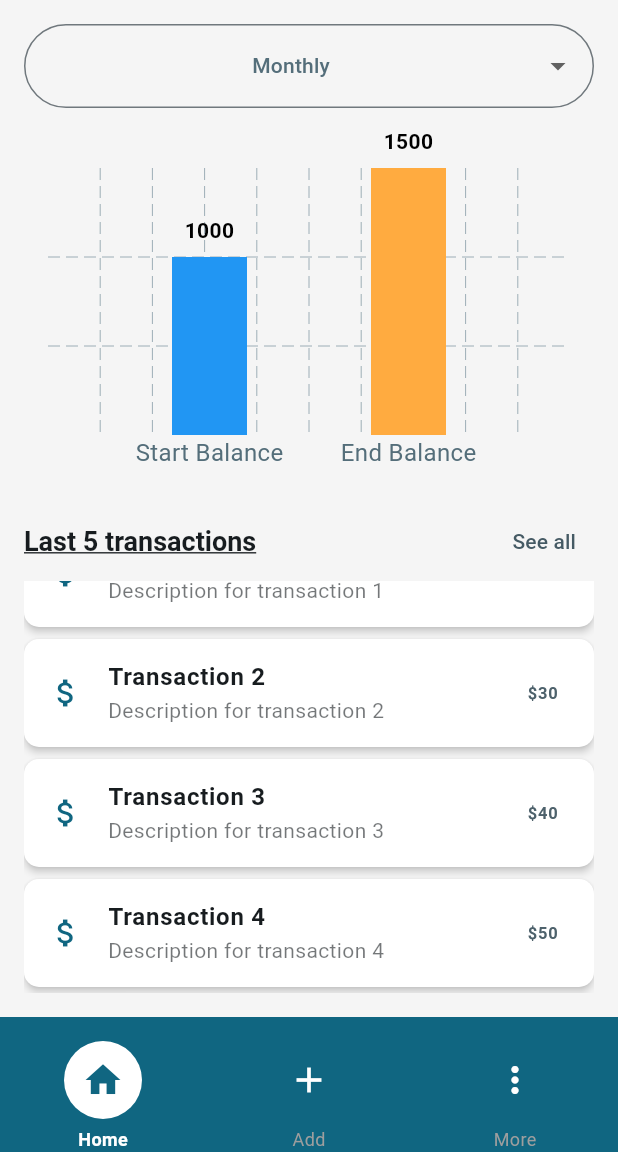
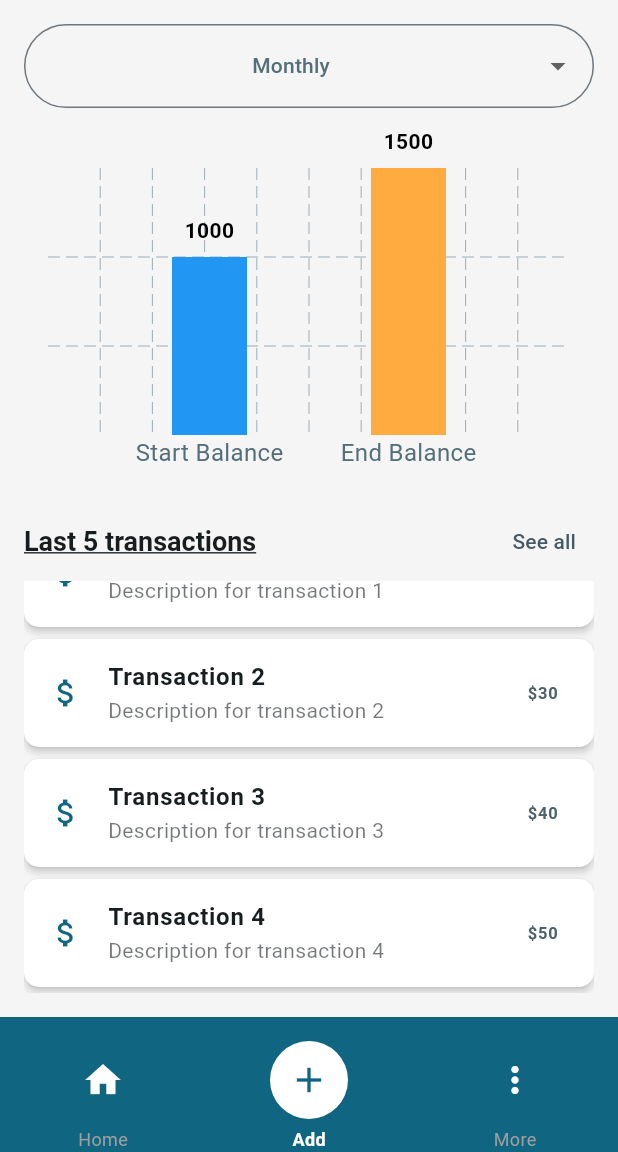
Before and after one commit to singhamjesh/spend_snap, a Flutter app: the screen it shows after launch, item 2 of the bottom bar chosen, scrolled down 125 dp, after a tap on "Cancel", on a phone screen of 412 x 824 dp, the part 84-1236 px from its top. Run offline on Flutter 3.47's test engine with Material 3 defaults, Android fonts, the light colour scheme and no system bars; drawn by our look-alikes of fl_chart; our stand-ins replace flutter_form_builder, permission_handler, sqflite_common_ffi; accounts and stored records are empty.

Commit message:
add sqllite3

```diff
--- a/lib/config/constants.dart
+++ b/lib/config/constants.dart
@@ -1,4 +1,12 @@
+import 'package:flutter/material.dart';
+
 class Constants {
   static const appName = "Spend Snap";
   static const appTitle = "Budget";
+
+  static final List<Map<String, dynamic>> bottomNavigationItems = [
+    {"icon": Icons.home, "label": "Home"},
+    {"icon": Icons.add, "label": "Add"},
+    {"icon": Icons.more_vert, "label": "More"},
+  ];
 }
--- a/lib/main.dart
+++ b/lib/main.dart
@@ -4,6 +4,7 @@
 import 'package:spend_snap/config/theme.dart';
 
 void main() {
+  WidgetsFlutterBinding.ensureInitialized();
   runApp(const SpendSnap());
 }
 
--- /dev/null
+++ b/lib/screens/transactions/form.dart
@@ -0,0 +1,83 @@
+import 'package:flutter/material.dart';
+
+class TransactionForm extends StatelessWidget {
+  const TransactionForm({super.key});
+
+  @override
+  Widget build(BuildContext context) {
+    return SafeArea(
+      child: Padding(
+        padding: EdgeInsets.only(
+          left: 16.0,
+          right: 16.0,
+          top: 16.0,
+          bottom: MediaQuery.of(context).viewInsets.bottom + 16.0,
+        ),
+        child: Column(
+          mainAxisSize: MainAxisSize.min, // Adjust height dynamically
+          crossAxisAlignment: CrossAxisAlignment.start,
+          children: <Widget>[
+            Center(
+              child: Container(
+                width: 50,
+                height: 5,
+                margin: const EdgeInsets.only(bottom: 16),
+                decoration: BoxDecoration(
+                  color: Colors.grey[300],
+                  borderRadius: BorderRadius.circular(10),
+                ),
+              ),
+            ),
+            const Text(
+              "Add New Transaction",
+              style: TextStyle(fontSize: 22, fontWeight: FontWeight.bold),
+            ),
+            const SizedBox(height: 20),
+            TextField(
+              decoration: InputDecoration(
+                labelText: "Title",
+                border: OutlineInputBorder(
+                  borderRadius: BorderRadius.circular(10.0),
+                ),
+              ),
+            ),
+            const SizedBox(height: 16),
+            TextField(
+              decoration: InputDecoration(
+                labelText: "Amount",
+                border: OutlineInputBorder(
+                  borderRadius: BorderRadius.circular(10.0),
+                ),
+              ),
+              keyboardType: TextInputType.number,
+            ),
+            const SizedBox(height: 24),
+            Row(
+              mainAxisAlignment: MainAxisAlignment.spaceBetween,
+              children: [
+                Expanded(
+                  child: TextButton(
+                    onPressed: () {
+                      Navigator.of(context).pop();
+                    },
+                    child: const Text("Cancel"),
+                  ),
+                ),
+                const SizedBox(width: 10),
+                Expanded(
+                  child: ElevatedButton(
+                    onPressed: () {
+                      // Handle adding transaction logic here
+                      Navigator.of(context).pop();
+                    },
+                    child: const Text("Add"),
+                  ),
+                ),
+              ],
+            ),
+          ],
+        ),
+      ),
+    );
+  }
+}
--- a/lib/widgets/navigation_bar.dart
+++ b/lib/widgets/navigation_bar.dart
@@ -1,4 +1,6 @@
 import 'package:flutter/material.dart';
+import 'package:spend_snap/config/constants.dart';
+import 'package:spend_snap/screens/transactions/form.dart';
 
 class BottomNavigation extends StatefulWidget {
   const BottomNavigation({super.key});
@@ -66,86 +68,7 @@
       ),
       isScrollControlled: true,
       builder: (BuildContext context) {
-        return SafeArea(
-          child: Padding(
-            padding: EdgeInsets.only(
-              left: 16.0,
-              right: 16.0,
-              top: 16.0,
-              bottom: MediaQuery.of(context).viewInsets.bottom + 16.0,
-            ),
-            child: Column(
-              mainAxisSize: MainAxisSize.min, // Adjust height dynamically
-              crossAxisAlignment: CrossAxisAlignment.start,
-              children: <Widget>[
-                Center(
-                  child: Container(
-                    width: 50,
-                    height: 5,
-                    margin: const EdgeInsets.only(bottom: 16),
-                    decoration: BoxDecoration(
-                      color: Colors.grey[300],
-                      borderRadius: BorderRadius.circular(10),
-                    ),
-                  ),
-                ),
-                const Text(
-                  "Add New Transaction",
-                  style: TextStyle(fontSize: 22, fontWeight: FontWeight.bold),
-                ),
-                const SizedBox(height: 20),
-                TextField(
-                  decoration: InputDecoration(
-                    labelText: "Title",
-                    border: OutlineInputBorder(
-                      borderRadius: BorderRadius.circular(10.0),
-                    ),
-                  ),
-                ),
-                const SizedBox(height: 16),
-                TextField(
-                  decoration: InputDecoration(
-                    labelText: "Amount",
-                    border: OutlineInputBorder(
-                      borderRadius: BorderRadius.circular(10.0),
-                    ),
-                  ),
-                  keyboardType: TextInputType.number,
-                ),
-                const SizedBox(height: 24),
-                Row(
-                  mainAxisAlignment: MainAxisAlignment.spaceBetween,
-                  children: [
-                    Expanded(
-                      child: TextButton(
-                        onPressed: () {
-                          Navigator.of(context).pop();
-                          setState(() {
-                            _selectedIndex = -1;
-                          });
-                        },
-                        child: const Text("Cancel"),
-                      ),
-                    ),
-                    const SizedBox(width: 10),
-                    Expanded(
-                      child: ElevatedButton(
-                        onPressed: () {
-                          // Handle adding transaction logic here
-                          Navigator.of(context).pop();
-                          setState(() {
-                            _selectedIndex = -1;
-                          });
-                        },
-                        child: const Text("Add"),
-                      ),
-                    ),
-                  ],
-                ),
-              ],
-            ),
-          ),
-        );
+        return TransactionForm();
       },
     );
   }
@@ -174,15 +97,9 @@
   }
 
   List<Widget> _buildNavigationItems() {
-    final List<Map<String, dynamic>> items = [
-      {"icon": Icons.home, "label": "Home"},
-      {"icon": Icons.add, "label": "Add"},
-      {"icon": Icons.more_vert, "label": "More"},
-    ];
-
+    final items = Constants.bottomNavigationItems;
     return List.generate(items.length, (index) {
       bool isSelected = _selectedIndex == index;
-
       return GestureDetector(
         onTap: () => _onItemTapped(index),
         child: Column(
--- a/pubspec.yaml
+++ b/pubspec.yaml
@@ -36,6 +36,10 @@
   cupertino_icons: ^1.0.8
   fl_chart: ^0.70.2
   flutter_form_builder: ^9.7.0
+  permission_handler: ^11.3.1
+  sqflite_common_ffi: ^2.3.4+4
+  sqlite3_flutter_libs: ^0.5.29+1
+  path: ^1.9.0
 
 dev_dependencies:
   flutter_test:
```
Also changed, not shown: lib/models/db.dart (added, +46 -0 lines), lib/models/transaction_db.dart (added, +24 -0 lines), lib/models/user_db.dart (added, +21 -0 lines), lib/services/premission.dart (added, +11 -0 lines), pubspec.lock, 13 other files.
